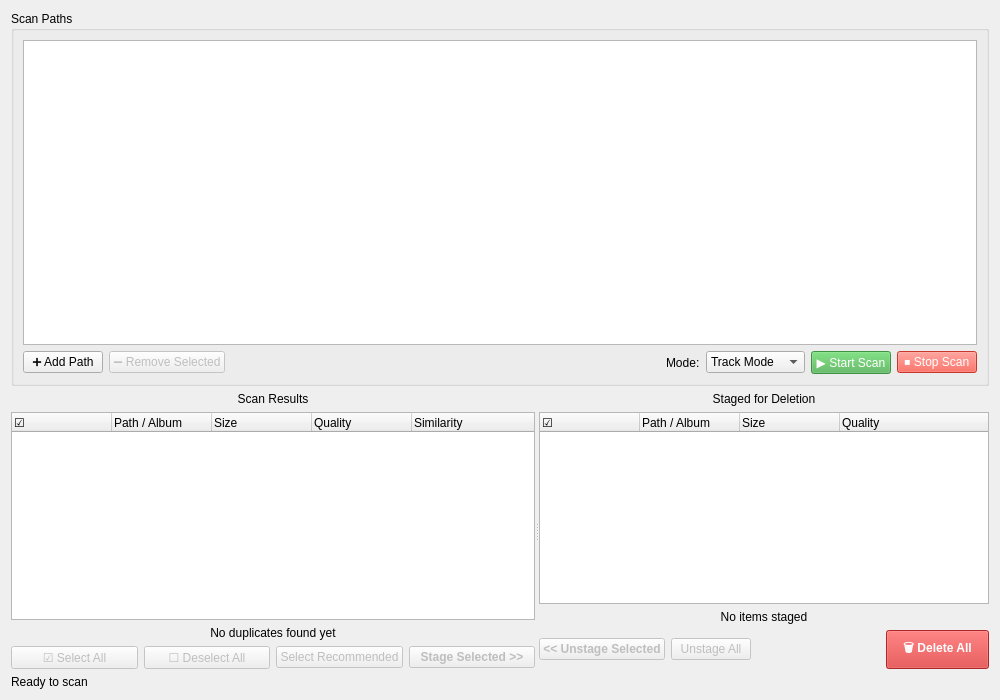
Before: the Qt Designer form src/duperscooper_gui/ui/dual_pane_widget.ui in ohtostado/duperscooper, drawn with Qt 5.
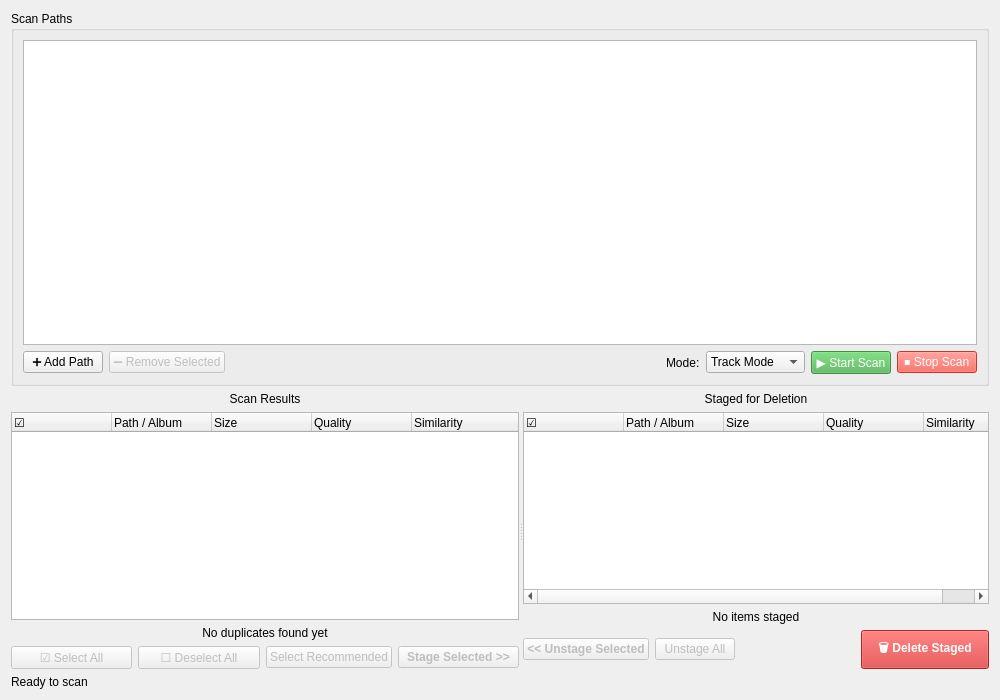
After: the same form once the commit is applied.

Commit message:
fix: add Similarity column to staging tree for consistent height
Added missing 'Similarity' column to stagingTree to match resultsTree.
This ensures both tree widgets have the same header height and visual
alignment.

Both trees now have 5 columns:
- ☑ (checkbox)
- Path / Album
- Size
- Quality
- Similarity

The Similarity column will show the match percentage when items are
staged, maintaining consistency with the results view.

```diff
--- a/src/duperscooper_gui/ui/dual_pane_widget.ui
+++ b/src/duperscooper_gui/ui/dual_pane_widget.ui
@@ -310,6 +310,11 @@
            <string>Quality</string>
           </property>
          </column>
+         <column>
+          <property name="text">
+           <string>Similarity</string>
+          </property>
+         </column>
         </widget>
        </item>
        <item>
@@ -370,7 +375,7 @@
          <item>
           <widget class="QPushButton" name="deleteAllButton">
            <property name="text">
-            <string>🗑️ Delete All</string>
+            <string>🗑️ Delete Staged</string>
            </property>
            <property name="enabled">
             <bool>false</bool>
```
